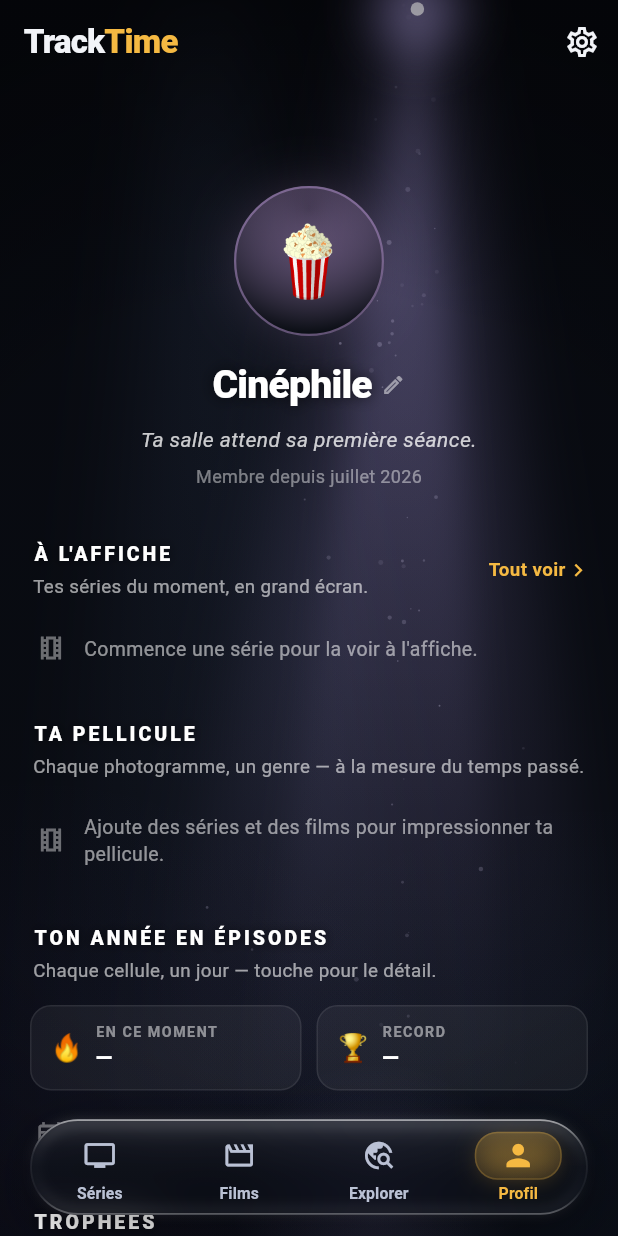
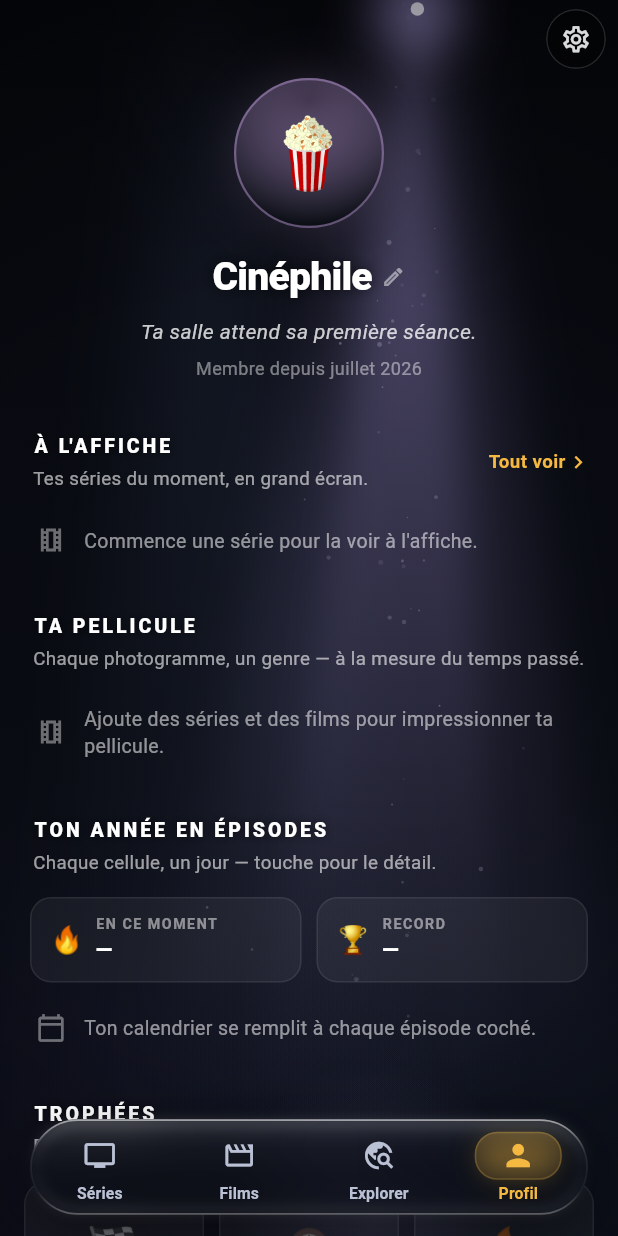
Before and after one commit to tom06700/tracktime, a Flutter app: the screen it shows after launch, item 4 of the bottom bar chosen, on a phone screen of 412 x 824 dp. Run offline on Flutter 3.47's test engine with Material 3 defaults, Android fonts, the phone set to English and light mode, and no system bars; our stand-ins replace drift, drift_flutter, file_picker, flutter_riverpod, flutter_sticky_header, go_router and 2 more; accounts and stored records are empty; generated files the repository leaves out were written again.

Commit message:
Profil plein écran : plus de barre, engrenage flottant, safe area couverte
Suite au retour : la barre système restait plaquée (bleu foncé dans la
safe area) et son titre « TrackTime » chevauchait le contenu au scroll.
Sur le Profil, on supprime purement l'AppBar : le décor cinéma remplit
tout l'écran, safe area comprise (SystemUiOverlayStyle transparent, icônes
claires). Les Réglages deviennent un bouton « verre » flottant discret en
haut à droite. Le contenu démarre juste sous la safe area. Les autres
onglets gardent la barre « TrackTime » habituelle.

Co-Authored-By: Claude Opus 4.8 <noreply@anthropic.com>
Claude-Session: https://claude.ai/code/session_01WerRie8kS9wJUJuZsc3MKh

```diff
--- a/app/lib/screens/profile_screen.dart
+++ b/app/lib/screens/profile_screen.dart
@@ -1,4 +1,5 @@
 import 'package:flutter/material.dart';
+import 'package:flutter/services.dart';
 import 'package:flutter_riverpod/flutter_riverpod.dart';
 import 'package:go_router/go_router.dart';
 
@@ -78,7 +79,13 @@ class _ProfileScreenState extends ConsumerState<ProfileScreen>
     final palette = universe?.palette ?? const [Color(0xFF6C4CE0)];
     final seed = universe?.seed ?? 7;
 
-    return Stack(
+    final safeTop = MediaQuery.paddingOf(context).top;
+
+    return AnnotatedRegion<SystemUiOverlayStyle>(
+      value: SystemUiOverlayStyle.light.copyWith(
+        statusBarColor: Colors.transparent,
+      ),
+      child: Stack(
         children: [
           Positioned.fill(
             child: CinemaBackground(
@@ -89,7 +96,18 @@ class _ProfileScreenState extends ConsumerState<ProfileScreen>
             ),
           ),
           Positioned.fill(child: _content(context, universe)),
+          // Réglages : bouton flottant discret dans la safe area.
+          Positioned(
+            top: safeTop + 6,
+            right: 8,
+            child: _GlassIconButton(
+              icon: Icons.settings_outlined,
+              tooltip: 'Réglages',
+              onTap: () => context.push('/settings'),
+            ),
+          ),
         ],
+      ),
     );
   }
 
@@ -112,9 +130,9 @@ class _ProfileScreenState extends ConsumerState<ProfileScreen>
           ),
         );
 
-    // La barre étant transparente et le corps passant dessous (cf. shell),
-    // on décale le contenu sous elle. Le décor cinéma, lui, remonte au haut.
-    final topInset = MediaQuery.paddingOf(context).top + kToolbarHeight + 4;
+    // Pas d'AppBar sur le Profil : le décor remplit tout, le contenu démarre
+    // juste sous la safe area (en laissant la place au bouton Réglages).
+    final topInset = MediaQuery.paddingOf(context).top + 44;
     return ListView(
       controller: _scrollCtrl,
       padding: EdgeInsets.fromLTRB(0, topInset, 0, bottomNavInset(context)),
@@ -253,6 +271,44 @@ class _ProfileScreenState extends ConsumerState<ProfileScreen>
     } catch (e) {
       messenger.showSnackBar(SnackBar(content: Text('Export impossible : $e')));
     }
+  }
+}
+
+/// Petit bouton rond « verre » flottant (Réglages), lisible sur le décor.
+class _GlassIconButton extends StatelessWidget {
+  const _GlassIconButton({
+    required this.icon,
+    required this.tooltip,
+    required this.onTap,
+  });
+
+  final IconData icon;
+  final String tooltip;
+  final VoidCallback onTap;
+
+  @override
+  Widget build(BuildContext context) {
+    return Tooltip(
+      message: tooltip,
+      child: Material(
+        color: Colors.black.withValues(alpha: 0.28),
+        shape: const CircleBorder(),
+        clipBehavior: Clip.antiAlias,
+        child: InkWell(
+          onTap: onTap,
+          child: Container(
+            width: 40,
+            height: 40,
+            decoration: BoxDecoration(
+              shape: BoxShape.circle,
+              border: Border.all(color: Colors.white.withValues(alpha: 0.14)),
+            ),
+            child: Icon(icon,
+                size: 21, color: Colors.white.withValues(alpha: 0.85)),
+          ),
+        ),
+      ),
+    );
   }
 }
 
--- a/app/lib/shell.dart
+++ b/app/lib/shell.dart
@@ -40,17 +40,20 @@ class _HomeShellState extends State<HomeShell> {
       ExplorerScreen(),
       ProfileScreen(),
     ];
-    // Sur le Profil, la barre devient transparente et le décor « cinéma »
-    // remonte jusqu'en haut (le projecteur est au plafond de la salle).
+    // Le Profil est une page immersive plein écran (le décor « cinéma »
+    // occupe jusqu'à la safe area) : pas de barre — elle porterait un titre
+    // qui chevaucherait le contenu au défilement. Elle a son propre bouton
+    // Réglages flottant. Les autres onglets gardent la barre « TrackTime ».
     final immersive = _tab == 3;
     return Scaffold(
       extendBody: true,
-      extendBodyBehindAppBar: immersive,
-      appBar: AppBar(
-        backgroundColor: immersive ? Colors.transparent : TtColors.bg,
+      appBar: immersive
+          ? null
+          : AppBar(
               title: const Text.rich(TextSpan(children: [
                 TextSpan(text: 'Track'),
-          TextSpan(text: 'Time', style: TextStyle(color: TtColors.amber)),
+                TextSpan(
+                    text: 'Time', style: TextStyle(color: TtColors.amber)),
               ])),
               actions: [
                 IconButton(
```
Also changed, not shown: 2 other files. Lines whose indentation alone changed are shown as unchanged.
